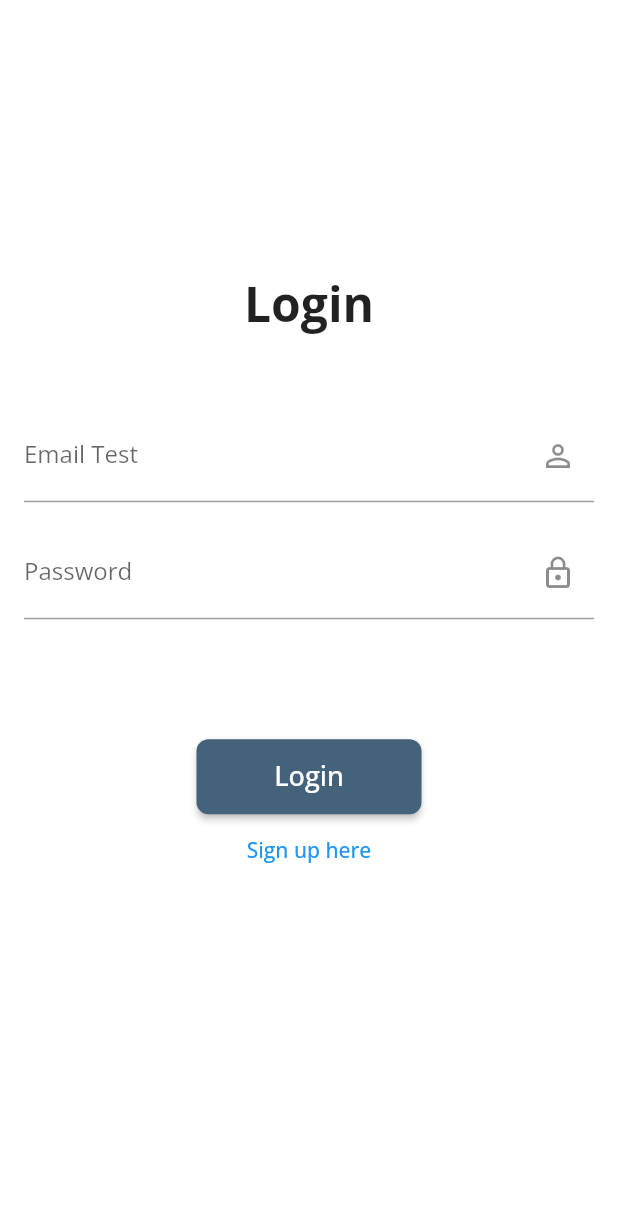
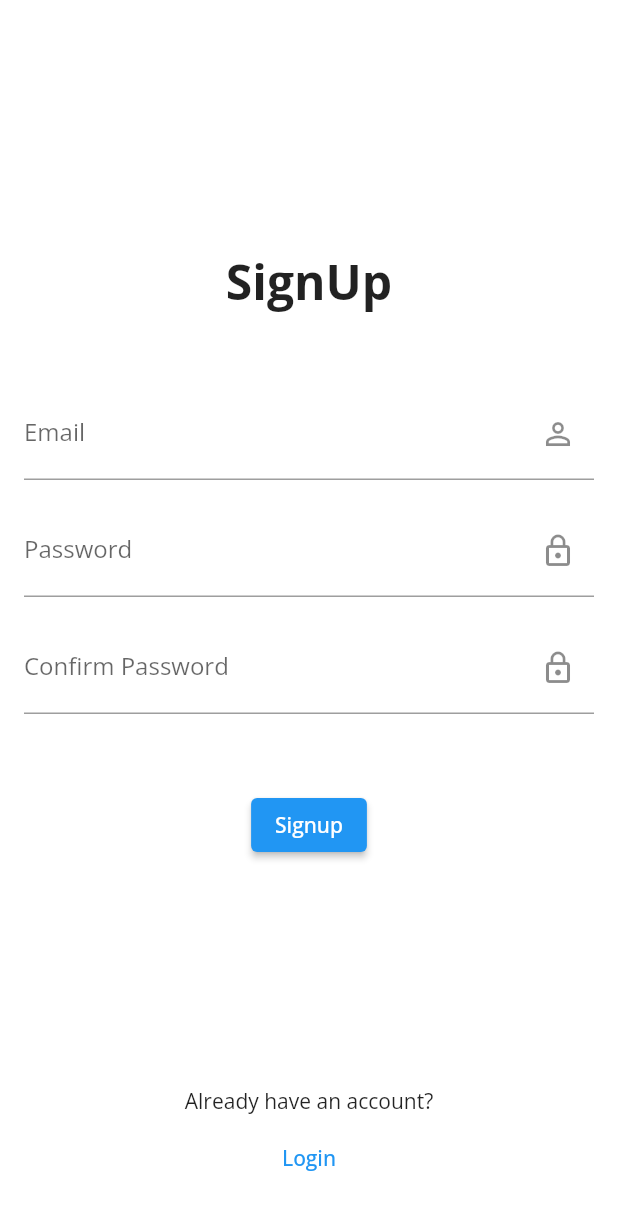
Before and after one commit to CBramming/UndineInventorySystem, a Flutter app: the screen it shows after launch, after a tap on "Sign up here", on a phone screen of 412 x 824 dp. Shown: the top 1210 px of the screen. Run offline on Flutter 3.47's test engine with Material 2 defaults, Android fonts, the phone set to English and light mode, and no system bars; our stand-ins replace firebase_auth, firebase_core; accounts and stored records are empty.

Commit message:
Sign up
Created sign up ui and logic, needs error handling and proper shown error messages

```diff
--- a/undineinventorysystem/lib/screens/login_screen.dart
+++ b/undineinventorysystem/lib/screens/login_screen.dart
@@ -1,6 +1,7 @@
 import 'package:firebase_auth/firebase_auth.dart';
 import 'package:flutter/material.dart';
 import 'package:undineinventorysystem/screens/qr_scanner_screen.dart';
+import 'package:undineinventorysystem/screens/sign_up_screen.dart';
 import '../widgets/login_widgets/login_screen_widgets.dart';
 import '../services/auth_service.dart';
 
@@ -33,7 +34,7 @@ class LoginScreen extends StatelessWidget {
               ),
               SignUpPrompt(
                 onSignUpPrompt: () {
-                  // TODO: Navigate to sign-up screen logic
+                  Navigator.push(context, MaterialPageRoute(builder: (context) => SignUp()));
                 },
               ),
             ],
--- /dev/null
+++ b/undineinventorysystem/lib/screens/sign_up_screen.dart
@@ -0,0 +1,76 @@
+import 'package:firebase_auth/firebase_auth.dart';
+import 'package:flutter/material.dart';
+import 'package:undineinventorysystem/screens/login_screen.dart';
+import 'package:undineinventorysystem/screens/qr_scanner_screen.dart';
+import 'package:undineinventorysystem/services/auth_service.dart';
+import 'package:undineinventorysystem/widgets/sign_up_widgets/sign_up_screen_widget.dart';
+
+class SignUp extends StatelessWidget{
+    final emailController = TextEditingController();
+    final passwordController = TextEditingController();
+    final confirmationPasswordController = TextEditingController();
+
+    SignUp({super.key});
+
+  @override
+  Widget build(BuildContext context) {
+    return Scaffold(
+      backgroundColor: Colors.white,
+      body: SingleChildScrollView(
+        child: Padding(
+          padding: const EdgeInsets.all(16.0),
+          child: Column(
+            mainAxisAlignment: MainAxisAlignment.center,
+            crossAxisAlignment: CrossAxisAlignment.center,
+            children: <Widget>[
+              const SizedBox(height: 150.0),
+              const SignUpTitle(),
+              const SizedBox(height: 48.0),
+              EmailInputField(controller: emailController),
+              const SizedBox(height: 16.0),
+              PasswordInputField(controller: passwordController),
+              const SizedBox(height: 16.0),
+              ConfirmationPasswordInputField(controller: confirmationPasswordController),
+              const SizedBox(height: 50.0),
+              SignUpPush(onSignUpPush: () => signUp(context)),
+              const SizedBox(height: 150.0),
+              const AlreadyHaveAnAccount(),
+              const SizedBox(height: 5.0),
+              BackToLogin(
+                onBackToLogin: () {
+                  Navigator.push(context,MaterialPageRoute(builder: (context) => LoginScreen()));
+                },
+              ),
+            ],
+          ),
+        ),
+      ),
+    );
+  }
+  void signUp(BuildContext context) async{
+    String email = emailController.text.trim();
+    String password = passwordController.text.trim();
+    String confirmPassword = confirmationPasswordController.text.trim();
+
+      if (email.isEmpty || password.isEmpty || confirmPassword.isEmpty) {
+      print('Email or password is empty'); // Debugging
+      // TODO: Handle empty fields, show an error message, etc.
+      return;
+    }
+
+    if(confirmPassword != password){
+      print('Passwords doesnt match');
+    }
+
+    try {
+      User? user = await AuthService().createUserWithEmailAndPassword(email,password);
+      if(user != null){
+      Navigator.of(context).pushReplacement(
+            MaterialPageRoute(builder: (context) => const QRScannerScreen()));
+      }
+    } catch (e) {
+      //Todo error handling
+    }
+
+  }
+}
--- a/undineinventorysystem/lib/services/auth_service.dart
+++ b/undineinventorysystem/lib/services/auth_service.dart
@@ -18,16 +18,22 @@ class AuthService {
 
   // TODO: Implement register
   // Register with email and password using Firebase
-  Future<User?> createUserWithEmailAndPassword(
-      String email, String password) async {
-    try {
-      UserCredential result = await _auth.createUserWithEmailAndPassword(
-          email: email, password: password);
-      return result.user;
-    } catch (error) {
-      print(error.toString());
-      return null;
-    }
+  Future<User?> createUserWithEmailAndPassword(String email, String password) async {
+try {
+  final credential = await FirebaseAuth.instance.createUserWithEmailAndPassword(
+    email: email,
+    password: password,
+  );
+  return credential.user;
+} on FirebaseAuthException catch (e) {
+  if (e.code == 'weak-password') {
+    print('The password provided is too weak.');
+  } else if (e.code == 'email-already-in-use') {
+    print('The account already exists for that email.');
+  }
+} catch (e) {
+  print(e);
+}
   }
 
   // TODO: Implement signOut
--- /dev/null
+++ b/undineinventorysystem/lib/widgets/sign_up_widgets/sign_up_screen_widget.dart
@@ -0,0 +1,109 @@
+import 'package:flutter/material.dart';
+
+class SignUpPush extends StatelessWidget {
+  final VoidCallback onSignUpPush;
+
+  const SignUpPush({super.key, required this.onSignUpPush});
+
+  @override
+  Widget build(BuildContext context) {
+    return ElevatedButton(
+      onPressed: onSignUpPush,
+      child: const Text('Signup'),
+    );
+  }
+}
+
+class SignUpTitle extends StatelessWidget {
+  const SignUpTitle({super.key});
+
+  @override
+  Widget build(BuildContext context) {
+    return const Text(
+      'SignUp',
+      textAlign: TextAlign.center,
+      style: TextStyle(fontSize: 32.0, fontWeight: FontWeight.bold),
+    );
+  }
+}
+
+class EmailInputField extends StatelessWidget {
+  final TextEditingController controller;
+
+  const EmailInputField({super.key, required this.controller});
+
+  @override
+  Widget build(BuildContext context) {
+    return TextFormField(
+      controller: controller,
+      decoration: const InputDecoration(
+        labelText: 'Email',
+        suffixIcon: Icon(Icons.person_outline),
+      ),
+    );
+  }
+}
+
+class PasswordInputField extends StatelessWidget {
+  final TextEditingController controller;
+
+  const PasswordInputField({super.key, required this.controller});
+
+  @override
+  Widget build(BuildContext context) {
+    return TextFormField(
+      controller: controller,
+      decoration: const InputDecoration(
+        labelText: 'Password',
+        suffixIcon: Icon(Icons.lock_outline),
+      ),
+      obscureText: true,
+    );
+  }
+}
+
+class ConfirmationPasswordInputField extends StatelessWidget {
+  final TextEditingController controller;
+
+  const ConfirmationPasswordInputField({super.key, required this.controller});
+
+  @override
+  Widget build(BuildContext context) {
+    return TextFormField(
+      controller: controller,
+      decoration: const InputDecoration(
+        labelText: 'Confirm Password',
+        suffixIcon: Icon(Icons.lock_outline),
+      ),
+      obscureText: true,
+    );
+  }
+}
+
+class AlreadyHaveAnAccount extends StatelessWidget{
+
+  const AlreadyHaveAnAccount({super.key});
+
+  @override
+  Widget build(BuildContext context){
+    return const Text(
+      'Already have an account?',
+      textAlign: TextAlign.center,
+      style: TextStyle(fontSize: 14),
+    );
+  }
+}
+
+class BackToLogin extends StatelessWidget{
+  final VoidCallback onBackToLogin;
+
+  const BackToLogin({super.key, required this.onBackToLogin});
+
+  @override
+  Widget build(BuildContext context){
+    return TextButton(
+      onPressed: onBackToLogin,
+      child: const Text('Login'),
+    );
+  }
+}
```
